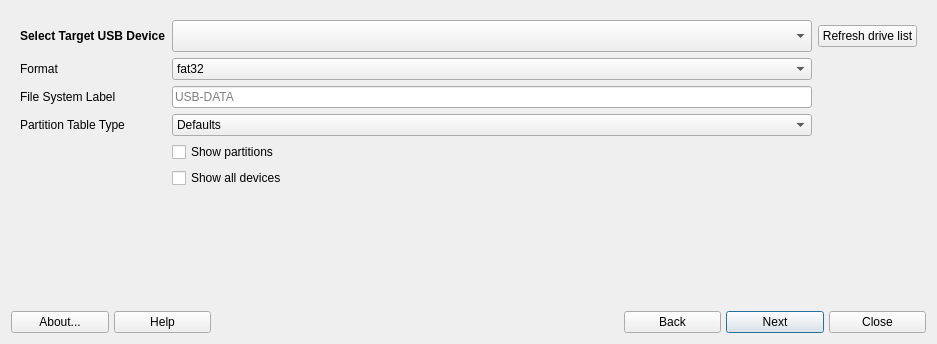
Above: mainwindow.ui from MX-Linux/formatusb before the change. Below: the same form after it.
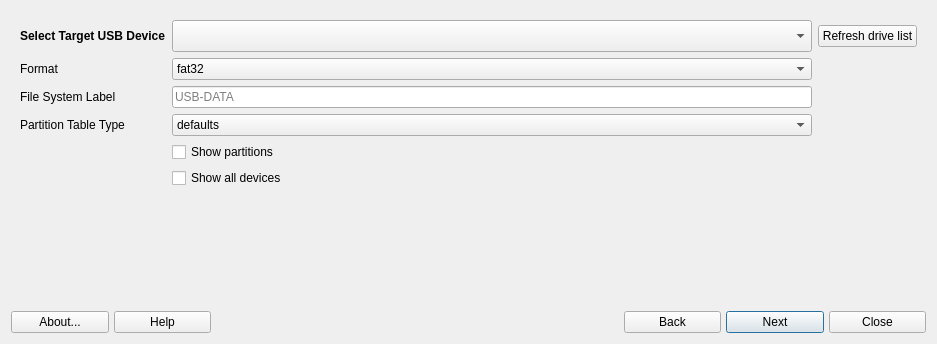
That is the form after the change. Icons and pictures are not drawn.

Commit message: edit partition type combo box

The edit to the form file:
```diff
--- a/mainwindow.ui
+++ b/mainwindow.ui
@@ -51,7 +51,7 @@
           <widget class="QComboBox" name="comboBoxPartitionTableType">
            <item>
             <property name="text">
-             <string>Defaults</string>
+             <string>defaults</string>
             </property>
            </item>
            <item>
```
